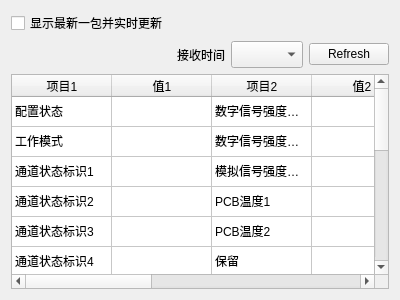
First picture: the form in status.ui, repository ArtisticZhao/file_sender_to_GNURadio, before the edit.
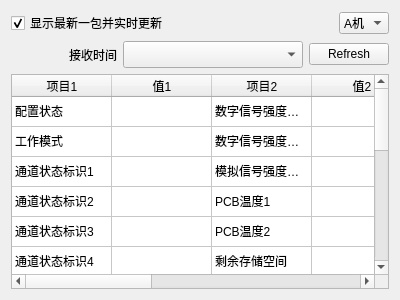
Second picture: the form after the edit.

Commit message: 新的解析内容, 并且区分AB机, 加入数据库接口, 但是尚未有存储功能

Diff of the .ui file:
```diff
--- a/status.ui
+++ b/status.ui
@@ -13,15 +13,47 @@
   <property name="windowTitle">
    <string>01H工参</string>
   </property>
-  <layout class="QHBoxLayout" name="horizontalLayout_3">
-   <item>
     <layout class="QVBoxLayout" name="verticalLayout">
      <item>
+    <layout class="QHBoxLayout" name="horizontalLayout_2">
+     <item>
       <widget class="QCheckBox" name="checkBox_realtime">
        <property name="text">
         <string>显示最新一包并实时更新</string>
        </property>
+       <property name="checked">
+        <bool>true</bool>
+       </property>
       </widget>
+     </item>
+     <item>
+      <spacer name="horizontalSpacer_3">
+       <property name="orientation">
+        <enum>Qt::Horizontal</enum>
+       </property>
+       <property name="sizeHint" stdset="0">
+        <size>
+         <width>40</width>
+         <height>20</height>
+        </size>
+       </property>
+      </spacer>
+     </item>
+     <item>
+      <widget class="QComboBox" name="comboBox_sat">
+       <item>
+        <property name="text">
+         <string>A机</string>
+        </property>
+       </item>
+       <item>
+        <property name="text">
+         <string>B机</string>
+        </property>
+       </item>
+      </widget>
+     </item>
+    </layout>
      </item>
      <item>
       <layout class="QHBoxLayout" name="horizontalLayout">
@@ -49,7 +81,7 @@
         <widget class="QComboBox" name="comboBox_recv_time">
          <property name="minimumSize">
           <size>
-           <width>0</width>
+         <width>180</width>
            <height>27</height>
           </size>
          </property>
@@ -212,7 +244,7 @@
        </item>
        <item row="0" column="4">
         <property name="text">
-         <string>RF接收包计数</string>
+       <string>RF发送抛弃包计数</string>
         </property>
        </item>
        <item row="0" column="6">
@@ -232,7 +264,7 @@
        </item>
        <item row="1" column="4">
         <property name="text">
-         <string>RF接收错误包计数</string>
+       <string>RF接收包计数</string>
         </property>
        </item>
        <item row="1" column="6">
@@ -252,7 +284,7 @@
        </item>
        <item row="2" column="4">
         <property name="text">
-         <string>RF接收执行错误计数</string>
+       <string>RF接收错误包计数</string>
         </property>
        </item>
        <item row="2" column="6">
@@ -272,7 +304,7 @@
        </item>
        <item row="3" column="4">
         <property name="text">
-         <string>RF接收纠错失败计数</string>
+       <string>RF接收执行错误计数</string>
         </property>
        </item>
        <item row="3" column="6">
@@ -292,7 +324,7 @@
        </item>
        <item row="4" column="4">
         <property name="text">
-         <string>RF最近一条指令</string>
+       <string>RF接收纠错失败计数</string>
         </property>
        </item>
        <item row="4" column="6">
@@ -307,12 +339,12 @@
        </item>
        <item row="5" column="2">
         <property name="text">
-         <string>保留</string>
+       <string>剩余存储空间</string>
         </property>
        </item>
        <item row="5" column="4">
         <property name="text">
-         <string>RF指令执行情况</string>
+       <string>RF最近一条指令</string>
         </property>
        </item>
        <item row="5" column="6">
@@ -327,12 +359,12 @@
        </item>
        <item row="6" column="2">
         <property name="text">
-         <string>CAN发送包计数</string>
+       <string>CPU占用率</string>
         </property>
        </item>
        <item row="6" column="4">
         <property name="text">
-         <string>保留</string>
+       <string>RF指令执行情况</string>
         </property>
        </item>
        <item row="6" column="6">
@@ -347,7 +379,7 @@
        </item>
        <item row="7" column="2">
         <property name="text">
-         <string>CAN接收包计数</string>
+       <string>CAN发送包计数</string>
         </property>
        </item>
        <item row="7" column="4">
@@ -367,7 +399,7 @@
        </item>
        <item row="8" column="2">
         <property name="text">
-         <string>CAN错误包计数</string>
+       <string>CAN接收包计数</string>
         </property>
        </item>
        <item row="8" column="4">
@@ -387,7 +419,7 @@
        </item>
        <item row="9" column="2">
         <property name="text">
-         <string>CAN执行错误计数</string>
+       <string>CAN错误包计数</string>
         </property>
        </item>
        <item row="9" column="4">
@@ -407,7 +439,7 @@
        </item>
        <item row="10" column="2">
         <property name="text">
-         <string>CAN最近一条指令</string>
+       <string>CAN执行错误计数</string>
         </property>
        </item>
        <item row="10" column="4">
@@ -427,7 +459,7 @@
        </item>
        <item row="11" column="2">
         <property name="text">
-         <string>CAN指令执行情况</string>
+       <string>CAN最近一条指令</string>
         </property>
        </item>
        <item row="11" column="4">
@@ -447,7 +479,7 @@
        </item>
        <item row="12" column="2">
         <property name="text">
-         <string>RF发送包计数</string>
+       <string>CAN指令执行情况</string>
         </property>
        </item>
        <item row="12" column="4">
@@ -467,7 +499,7 @@
        </item>
        <item row="13" column="2">
         <property name="text">
-         <string>RF发送抛弃包计数</string>
+       <string>RF发送包计数</string>
         </property>
        </item>
        <item row="13" column="4">
@@ -481,8 +513,6 @@
         </property>
        </item>
       </widget>
-     </item>
-    </layout>
    </item>
   </layout>
  </widget>
```
Lines whose indentation alone changed are shown as unchanged. The commit also changes 6 other files.
